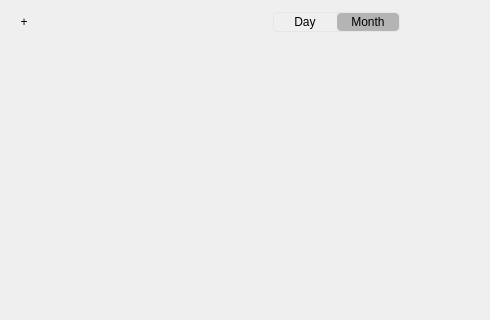
Before: the Qt Designer form src/view/mainwindow.ui in Toukaya/IntelliScheduler, drawn with Qt 5; both pictures show x 0 to 490 and y 0 to 320 of the 867 by 428 pixel window.
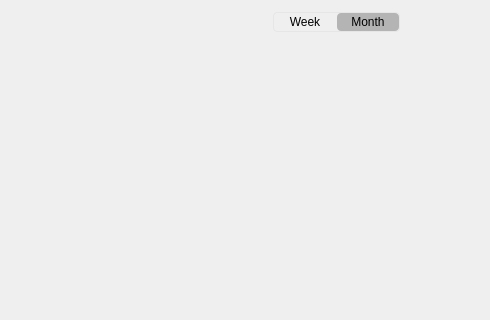
After: the same form once the commit is applied. Icons and pictures are not drawn. Custom widgets are drawn as their Qt base class.

Diff of the .ui file:
```diff
--- a/src/view/mainwindow.ui
+++ b/src/view/mainwindow.ui
@@ -83,7 +83,11 @@
 }</string>
         </property>
         <property name="text">
-         <string>+</string>
+         <string/>
+        </property>
+        <property name="icon">
+         <iconset resource="../../resources.qrc">
+          <normaloff>:/icon/resource/icon/add_event.svg</normaloff>:/icon/resource/icon/add_event.svg</iconset>
         </property>
         <property name="flat">
          <bool>false</bool>
@@ -192,7 +196,7 @@
 }</string>
            </property>
            <property name="text">
-            <string>Day</string>
+            <string>Week</string>
            </property>
            <property name="checkable">
             <bool>true</bool>
```
